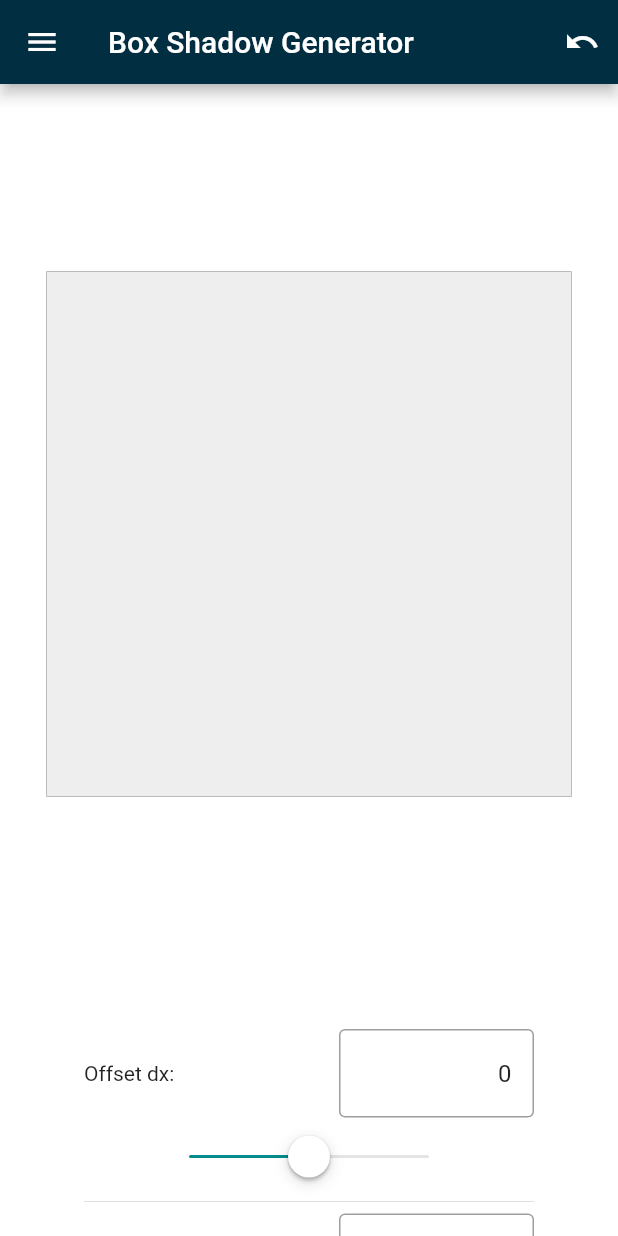
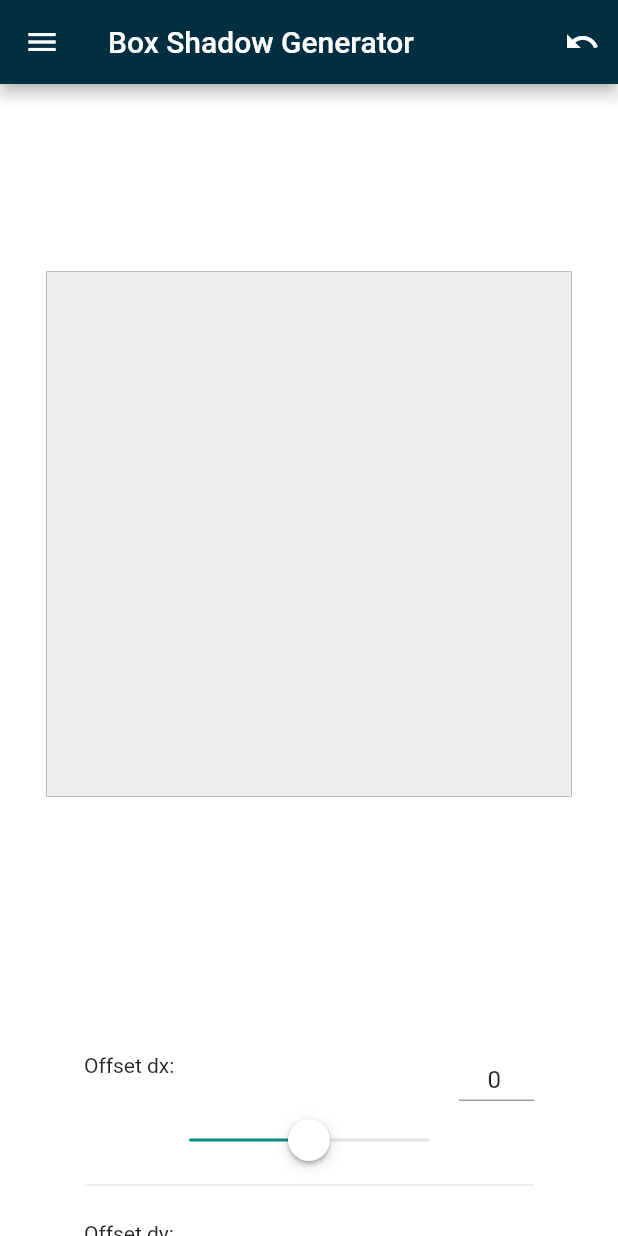
Before and after one commit to wieczorek0807/web_generator, a Flutter app: the screen it shows after launch, on a phone screen of 412 x 824 dp. Run offline on Flutter 3.47's test engine with Material 2 defaults, Android fonts, the light colour scheme and no system bars; our stand-ins replace dartz, equatable, flutter_bloc, freezed_annotation, get_it, hydrated_bloc; missing offline and left inert: flex_color_picker.

Commit message:
textfields style

```diff
--- a/lib/src/presentation/widgets/global/app_value_slider.dart
+++ b/lib/src/presentation/widgets/global/app_value_slider.dart
@@ -28,13 +28,10 @@ class AppValueSlider extends StatelessWidget {
 
   static const _min = -50.0;
   static const _max = 50.0;
-  var _formKey = GlobalKey<FormState>();
 
   @override
   Widget build(BuildContext context) {
-    // final myController = TextEditingController();
-    // myController.text = value.floor().toString();
-    final _formKey = GlobalKey<FormState>();
+    final formKey = GlobalKey<FormState>();
 
     return Column(
       mainAxisSize: MainAxisSize.min,
@@ -46,21 +43,26 @@ class AppValueSlider extends StatelessWidget {
           children: [
             Text('$title:'),
             SizedBox(
-              width: 130,
+              width: 50,
               child: Form(
-                key: _formKey,
+                key: formKey,
                 child: TextFormField(
+                  textAlignVertical: TextAlignVertical.center,
                   maxLines: 1,
-                  textAlign: TextAlign.right,
+                  minLines: 1,
+                  textAlign: TextAlign.center,
                   initialValue: value.floor().toString(),
+                  keyboardType: TextInputType.number,
+                  decoration: const InputDecoration(
+                      contentPadding: EdgeInsets.all(5),
+                      focusedBorder: UnderlineInputBorder(
+                          borderSide:
+                              BorderSide(color: AppColors.persianGreen))),
                   onFieldSubmitted: (value) {
-                    if (_formKey.currentState!.validate()) {
+                    if (formKey.currentState!.validate()) {
                       onChanged!(double.parse(value));
                     }
                   },
-                  decoration:
-                      const InputDecoration(border: OutlineInputBorder()),
-                  keyboardType: TextInputType.number,
                   validator: (value) {
                     if (!(value == null || value.isEmpty)) {
                       try {
@@ -68,11 +70,12 @@ class AppValueSlider extends StatelessWidget {
                         if (doubleValue >= min && doubleValue <= max) {
                           return null;
                         }
-                      } catch (_) {
-                        return '$min<= number <=$max';
-                      }
+                      } catch (_) {}
                     }
-                    return '$min<= number <=$max';
+                    ScaffoldMessenger.of(context).showSnackBar(SnackBar(
+                        backgroundColor: AppColors.tangerine,
+                        content: Text('Value must be between $min and $max')));
+                    return '';
                   },
                 ),
               ),
```
